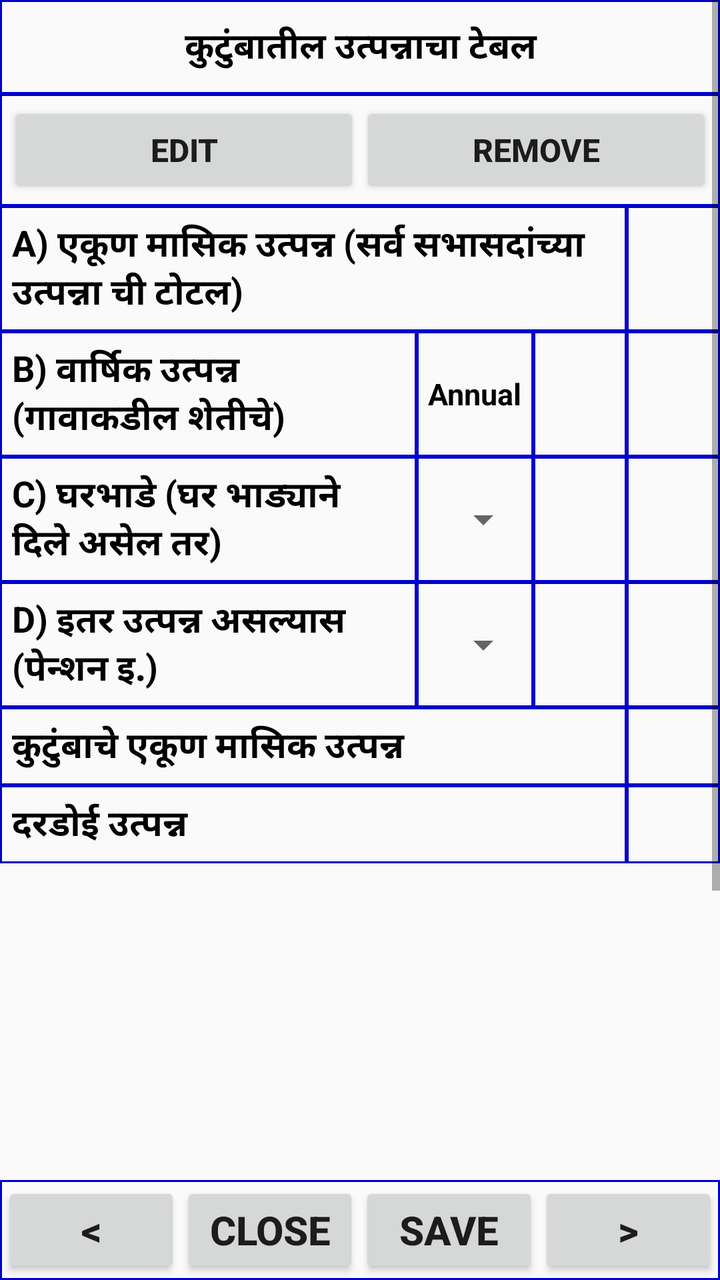
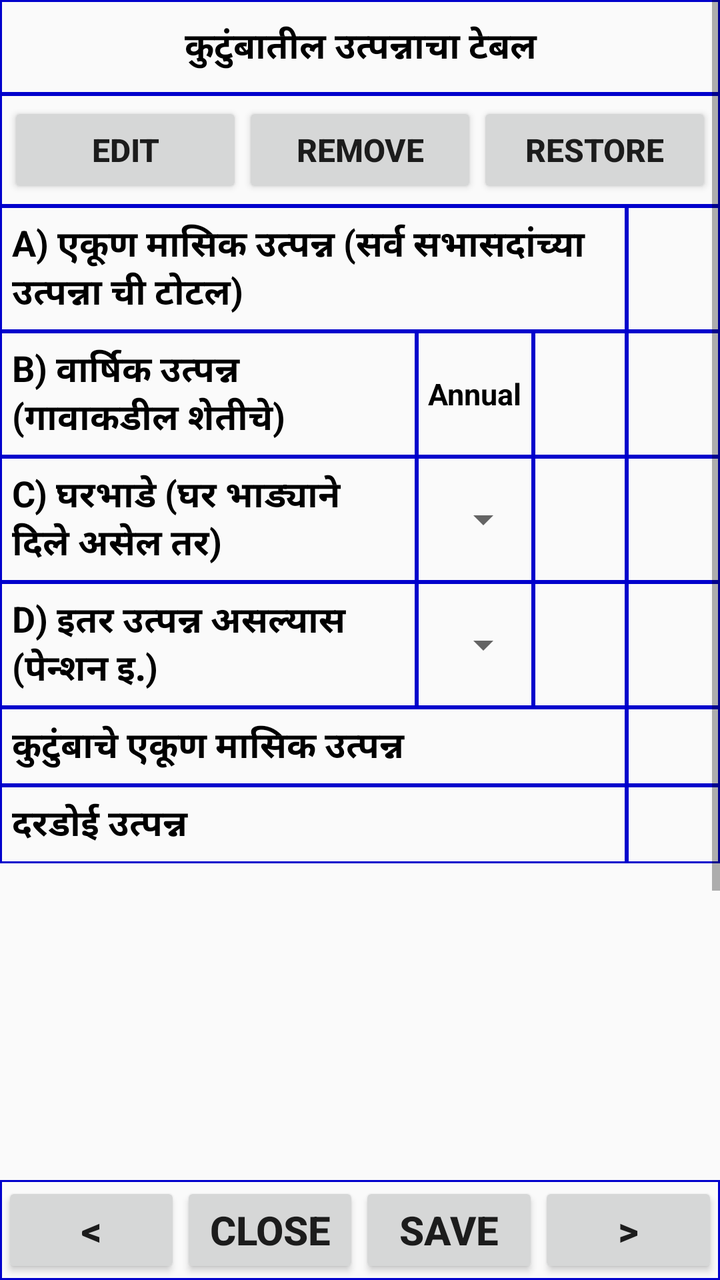

Screens rendered from an Android XML layout before and after an edit, with the pre-edit source and the edit as a unified diff.
<!-- AndroidManifest.xml: application theme AppTheme -->
<!-- res/layout/fragment_family_income.xml -->
<RelativeLayout xmlns:android="http://schemas.android.com/apk/res/android"
    xmlns:tools="http://schemas.android.com/tools"
    android:layout_width="match_parent"
    android:layout_height="match_parent"
    android:id="@+id/pif_family_income"
    tools:context=".FamilyIncomeFragment">

    <LinearLayout
        android:layout_width="match_parent"
        android:layout_height="match_parent"
        android:orientation="vertical">

        <ScrollView
            android:id="@+id/scrollFamilyIncome"
            android:layout_width="match_parent"
            android:layout_height="0dp"
            android:layout_weight="1"
            android:fillViewport="true">

            <LinearLayout
                android:layout_width="match_parent"
                android:layout_height="wrap_content"
                android:focusableInTouchMode="true"
                android:orientation="vertical">

                
                <LinearLayout
                    android:layout_width="match_parent"
                    android:layout_height="wrap_content"
                    android:background="@drawable/customborder"
                    android:orientation="vertical"
                    android:padding="10dp">

                    <TextView
                        android:id="@+id/textViewRequestFocus"
                        android:layout_width="match_parent"
                        android:layout_height="wrap_content"
                        android:gravity="center"
                        android:text="कुटुंबातील उत्पन्नाचा टेबल"
                        android:textColor="#000000"
                        android:textSize="18sp"
                        android:textStyle="bold" />
                </LinearLayout>

                
                <LinearLayout
                    android:id="@+id/llMembers"
                    android:layout_width="match_parent"
                    android:layout_height="wrap_content"
                    android:orientation="vertical" />

                
                <LinearLayout
                    android:layout_width="match_parent"
                    android:layout_height="wrap_content"
                    android:background="@drawable/customborder"
                    android:orientation="horizontal"
                    android:padding="4dp">

                    <Button
                        android:id="@+id/buttonEditRows"
                        android:layout_width="0dp"
                        android:layout_height="wrap_content"
                        android:layout_weight="1"
                        android:text="Edit"
                        android:textSize="16sp"
                        android:textStyle="bold" />

                    <Button
                        android:id="@+id/buttonRemoveRows"
                        android:layout_width="0dp"
                        android:layout_height="wrap_content"
                        android:layout_weight="1"
                        android:text="Remove"
                        android:textSize="16sp"
                        android:textStyle="bold" />
                </LinearLayout>

                
                <LinearLayout
                    android:layout_width="match_parent"
                    android:layout_height="wrap_content"
                    android:baselineAligned="false"
                    android:orientation="horizontal">

                    <TextView
                        android:layout_width="0dp"
                        android:layout_height="match_parent"
                        android:layout_weight="364"
                        android:background="@drawable/customborder"
                        android:gravity="center_vertical"
                        android:padding="6dp"
                        android:text="A) एकूण मासिक उत्पन्न (सर्व सभासदांच्या उत्पन्ना ची टोटल)"
                        android:textColor="#000000"
                        android:textSize="18sp"
                        android:textStyle="bold" />

                    <EditText
                        android:id="@+id/editTextTotalMonthly"
                        android:layout_width="0dp"
                        android:layout_height="match_parent"
                        android:layout_weight="54"
                        android:background="@drawable/customborder"
                        android:focusable="false"
                        android:inputType="none"
                        android:gravity="center"
                        android:padding="6dp"
                        android:textColor="#000000"
                        android:textSize="15sp"
                        android:textStyle="bold" />
                </LinearLayout>

                
                <LinearLayout
                    android:layout_width="match_parent"
                    android:layout_height="wrap_content"
                    android:baselineAligned="false"
                    android:orientation="horizontal">

                    <TextView
                        android:layout_width="0dp"
                        android:layout_height="match_parent"
                        android:layout_weight="242"
                        android:background="@drawable/customborder"
                        android:gravity="center_vertical"
                        android:padding="6dp"
                        android:text="B) वार्षिक उत्पन्न (गावाकडील शेतीचे)"
                        android:textColor="#000000"
                        android:textSize="18sp"
                        android:textStyle="bold" />
                    <TextView
                        android:layout_width="0dp"
                        android:layout_height="match_parent"
                        android:layout_weight="68"
                        android:background="@drawable/customborder"
                        android:gravity="center"
                        android:padding="4dp"
                        android:text="Annual"
                        android:textColor="#000000"
                        android:textSize="15sp"
                        android:textStyle="bold" />

                    <EditText
                        android:id="@+id/editTextAnnualFarm"
                        android:layout_width="0dp"
                        android:layout_height="match_parent"
                        android:layout_weight="54"
                        android:background="@drawable/customborder"
                        android:inputType="number"
                        android:maxLength="6"
                        android:maxLines="1"
                        android:gravity="center"
                        android:padding="6dp"
                        android:textColor="#000000"
                        android:textSize="15sp"
                        android:textStyle="bold" />

                    <EditText
                        android:id="@+id/editTextEffectiveMonthly"
                        android:layout_width="0dp"
                        android:layout_height="match_parent"
                        android:layout_weight="54"
                        android:background="@drawable/customborder"
                        android:focusable="false"
                        android:inputType="none"
                        android:gravity="center"
                        android:padding="6dp"
                        android:textColor="#000000"
                        android:textSize="15sp"
                        android:textStyle="bold" />
                </LinearLayout>

                <LinearLayout
                    android:layout_width="match_parent"
                    android:layout_height="wrap_content"
                    android:baselineAligned="false"
                    android:orientation="horizontal">

                    <TextView
                        android:layout_width="0dp"
                        android:layout_height="match_parent"
                        android:layout_weight="242"
                        android:background="@drawable/customborder"
                        android:gravity="center_vertical"
                        android:padding="6dp"
                        android:text="C) घरभाडे (घर भाड्याने दिले असेल तर)"
                        android:textColor="#000000"
                        android:textSize="18sp"
                        android:textStyle="bold" />
                    <FrameLayout
                        android:layout_width="0dp"
                        android:layout_height="match_parent"
                        android:layout_weight="68"
                        android:background="@drawable/customborder"
                        android:minHeight="44dp">

                        <Spinner
                            android:id="@+id/spinnerFreqRent"
                            android:layout_width="match_parent"
                            android:layout_height="wrap_content"
                            android:layout_gravity="center_vertical" />
                    </FrameLayout>

                    <EditText
                        android:id="@+id/editTextRent"
                        android:layout_width="0dp"
                        android:layout_height="match_parent"
                        android:layout_weight="54"
                        android:background="@drawable/customborder"
                        android:inputType="number"
                        android:maxLength="6"
                        android:maxLines="1"
                        android:gravity="center"
                        android:padding="6dp"
                        android:textColor="#000000"
                        android:textSize="15sp"
                        android:textStyle="bold" />

                    <EditText
                        android:id="@+id/editTextRentMonthly"
                        android:layout_width="0dp"
                        android:layout_height="match_parent"
                        android:layout_weight="54"
                        android:background="@drawable/customborder"
                        android:focusable="false"
                        android:inputType="none"
                        android:gravity="center"
                        android:padding="6dp"
                        android:textColor="#000000"
                        android:textSize="15sp"
                        android:textStyle="bold" />
                </LinearLayout>

                <LinearLayout
                    android:layout_width="match_parent"
                    android:layout_height="wrap_content"
                    android:baselineAligned="false"
                    android:orientation="horizontal">

                    <TextView
                        android:layout_width="0dp"
                        android:layout_height="match_parent"
                        android:layout_weight="242"
                        android:background="@drawable/customborder"
                        android:gravity="center_vertical"
                        android:padding="6dp"
                        android:text="D) इतर उत्पन्न असल्यास (पेन्शन इ.)"
                        android:textColor="#000000"
                        android:textSize="18sp"
                        android:textStyle="bold" />
                    <FrameLayout
                        android:layout_width="0dp"
                        android:layout_height="match_parent"
                        android:layout_weight="68"
                        android:background="@drawable/customborder"
                        android:minHeight="44dp">

                        <Spinner
                            android:id="@+id/spinnerFreqOther"
                            android:layout_width="match_parent"
                            android:layout_height="wrap_content"
                            android:layout_gravity="center_vertical" />
                    </FrameLayout>

                    <EditText
                        android:id="@+id/editTextOtherIncome"
                        android:layout_width="0dp"
                        android:layout_height="match_parent"
                        android:layout_weight="54"
                        android:background="@drawable/customborder"
                        android:inputType="number"
                        android:maxLength="6"
                        android:maxLines="1"
                        android:gravity="center"
                        android:padding="6dp"
                        android:textColor="#000000"
                        android:textSize="15sp"
                        android:textStyle="bold" />

                    <EditText
                        android:id="@+id/editTextOtherMonthly"
                        android:layout_width="0dp"
                        android:layout_height="match_parent"
                        android:layout_weight="54"
                        android:background="@drawable/customborder"
                        android:focusable="false"
                        android:inputType="none"
                        android:gravity="center"
                        android:padding="6dp"
                        android:textColor="#000000"
                        android:textSize="15sp"
                        android:textStyle="bold" />
                </LinearLayout>

                <LinearLayout
                    android:layout_width="match_parent"
                    android:layout_height="wrap_content"
                    android:baselineAligned="false"
                    android:orientation="horizontal">

                    <TextView
                        android:layout_width="0dp"
                        android:layout_height="match_parent"
                        android:layout_weight="364"
                        android:background="@drawable/customborder"
                        android:gravity="center_vertical"
                        android:padding="6dp"
                        android:text="कुटुंबाचे एकूण मासिक उत्पन्न"
                        android:textColor="#000000"
                        android:textSize="18sp"
                        android:textStyle="bold" />

                    <EditText
                        android:id="@+id/editTextFamilyTotal"
                        android:layout_width="0dp"
                        android:layout_height="match_parent"
                        android:layout_weight="54"
                        android:background="@drawable/customborder"
                        android:focusable="false"
                        android:inputType="none"
                        android:gravity="center"
                        android:padding="6dp"
                        android:textColor="#000000"
                        android:textSize="15sp"
                        android:textStyle="bold" />
                </LinearLayout>

                
                <LinearLayout
                    android:layout_width="match_parent"
                    android:layout_height="wrap_content"
                    android:baselineAligned="false"
                    android:orientation="horizontal">

                    <TextView
                        android:layout_width="0dp"
                        android:layout_height="match_parent"
                        android:layout_weight="364"
                        android:background="@drawable/customborder"
                        android:gravity="center_vertical"
                        android:padding="6dp"
                        android:text="दरडोई उत्पन्न"
                        android:textColor="#000000"
                        android:textSize="18sp"
                        android:textStyle="bold" />

                    <EditText
                        android:id="@+id/editTextPerCapitaIncome"
                        android:layout_width="0dp"
                        android:layout_height="match_parent"
                        android:layout_weight="54"
                        android:background="@drawable/customborder"
                        android:focusable="false"
                        android:inputType="none"
                        android:gravity="center"
                        android:padding="6dp"
                        android:textColor="#000000"
                        android:textSize="15sp"
                        android:textStyle="bold" />
                </LinearLayout>

                
                <View
                    android:layout_width="match_parent"
                    android:layout_height="350dp" />

            </LinearLayout>
        </ScrollView>

        <LinearLayout
            android:layout_width="match_parent"
            android:layout_height="wrap_content"
            android:background="@drawable/customborder"
            android:orientation="horizontal">

            <Button
                android:id="@+id/buttonPrevious"
                android:layout_width="0dp"
                android:layout_height="wrap_content"
                android:layout_weight="1"
                android:padding="4dp"
                android:text="&lt;"
                android:textSize="20sp"
                android:maxLines="1"
                android:singleLine="true"
                android:textStyle="bold" />

            <Button
                android:id="@+id/buttonCloseFamilyIncome"
                android:layout_width="0dp"
                android:layout_height="wrap_content"
                android:layout_weight="1"
                android:padding="4dp"
                android:text="Close"
                android:textSize="20sp"
                android:maxLines="1"
                android:singleLine="true"
                android:textStyle="bold" />

            <Button
                android:id="@+id/buttonSaveFamilyIncome"
                android:layout_width="0dp"
                android:layout_height="wrap_content"
                android:layout_weight="1"
                android:padding="4dp"
                android:text="Save"
                android:textSize="20sp"
                android:maxLines="1"
                android:singleLine="true"
                android:textStyle="bold" />

            <Button
                android:id="@+id/buttonNext"
                android:layout_width="0dp"
                android:layout_height="wrap_content"
                android:layout_weight="1"
                android:padding="4dp"
                android:text="&gt;"
                android:textSize="20sp"
                android:maxLines="1"
                android:singleLine="true"
                android:textStyle="bold" />
        </LinearLayout>
    </LinearLayout>

</RelativeLayout>
<!-- resources referenced by this layout -->
<resources>
  <!-- drawable customborder (drawable) -->
  <?xml version="1.0" encoding="utf-8"?>
  <shape xmlns:android="http://schemas.android.com/apk/res/android" android:shape="rectangle">
     <corners android:radius="0dp"/> 
     <padding android:left="1dp" android:right="1dp" android:top="1dp" android:bottom="1dp"/>
     <stroke android:width="1dip" android:color="#0000CC" />
  
   </shape>
  <style name="AppTheme" parent="Theme.AppCompat.Light.DarkActionBar">
          
          <item name="colorPrimary">@color/colorPrimary</item>
          <item name="colorPrimaryDark">@color/colorPrimaryDark</item>
          <item name="colorAccent">@color/colorAccent</item>
      </style>
  <color name="colorPrimary">#3F51B5</color>
  <color name="colorPrimaryDark">#303F9F</color>
  <color name="colorAccent">#FF4081</color>
</resources>

<!-- the commit's change to res/layout/fragment_family_income.xml (unified diff, before → after) -->
@@ -72,6 +72,15 @@
                         android:layout_height="wrap_content"
                         android:layout_weight="1"
                         android:text="Remove"
+                        android:textSize="16sp"
+                        android:textStyle="bold" />
+
+                    <Button
+                        android:id="@+id/buttonRestoreRows"
+                        android:layout_width="0dp"
+                        android:layout_height="wrap_content"
+                        android:layout_weight="1"
+                        android:text="Restore"
                         android:textSize="16sp"
                         android:textStyle="bold" />
                 </LinearLayout>
